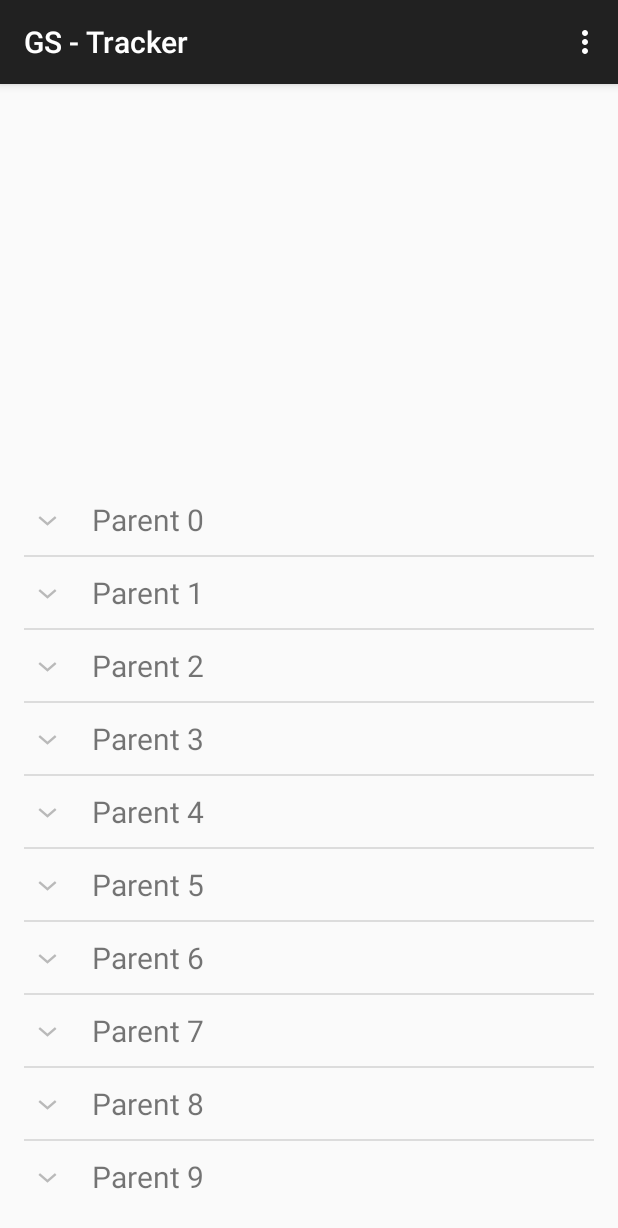
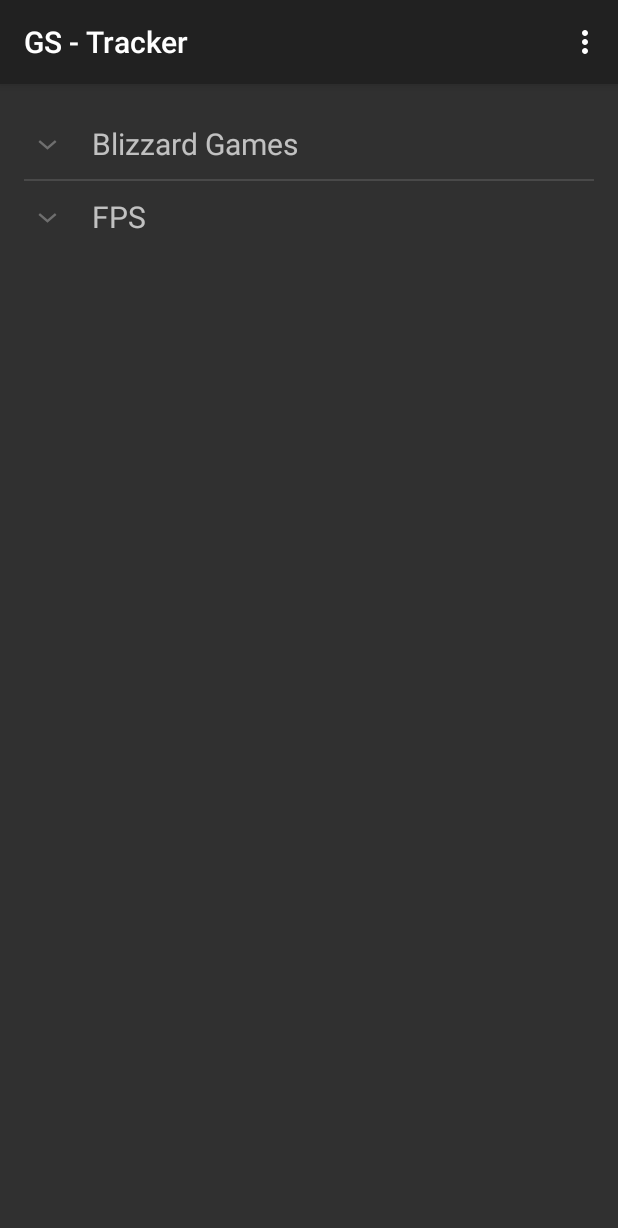
Before and after one commit to ragnarok2947/GS-Tracker-Group-21, an Android app: the screen it shows after launch (MainActivity), on a phone screen of 412 x 824 dp. Shown: the top 1228 px of the screen. Run offline under Robolectric (Android 15) with nearby library versions, the phone set to English and light mode, and no system bars.

Commit message:
Added Theme and initializers for Main Menu

```diff
--- a/Project/Lee/GS-Tracker/app/src/main/AndroidManifest.xml
+++ b/Project/Lee/GS-Tracker/app/src/main/AndroidManifest.xml
@@ -6,7 +6,7 @@
         android:allowBackup="true"
         android:icon="@mipmap/ic_launcher"
         android:label="@string/app_name"
-        android:theme="@style/AppTheme" >
+        android:theme="@style/Theme.AppCompat" >
         <activity
             android:name=".MainActivity"
             android:label="@string/app_name" >
--- /dev/null
+++ b/Project/Lee/GS-Tracker/app/src/main/java/lee/gs_tracker/Initializer.java
@@ -0,0 +1,40 @@
+package lee.gs_tracker;
+import android.support.v7.app.AppCompatActivity;
+import android.os.Bundle;
+import android.view.Menu;
+import android.view.MenuItem;
+import android.widget.ExpandableListView;
+import android.app.Activity;
+import android.app.ExpandableListActivity;
+import java.util.ArrayList;
+
+public class Initializer {
+
+
+    public static Parent initialize_Blizz(){
+        ArrayList<String> Games = new ArrayList<String>();
+
+        Parent BlizzardGames = new Parent();
+        BlizzardGames.setTitle("Blizzard Games");
+        int i;
+
+        Games.add("World of Warcraft");
+        Games.add("Diablo III");
+        Games.add("Starcraft II");
+
+        BlizzardGames.setArrayChildren(Games);
+
+        return BlizzardGames;
+    }
+
+
+
+    public static void initialize_templates(ArrayList<Parent> Parents){
+
+
+
+
+    }
+
+
+}
--- a/Project/Lee/GS-Tracker/app/src/main/java/lee/gs_tracker/MainActivity.java
+++ b/Project/Lee/GS-Tracker/app/src/main/java/lee/gs_tracker/MainActivity.java
@@ -23,8 +23,24 @@ public class MainActivity extends AppCompatActivity {
         ArrayList<Parent> arrayParents = new ArrayList<Parent>();
         ArrayList<String> arrayChildren = new ArrayList<String>();
 
+
+       int i;
+        arrayParents.add(Initializer.initialize_Blizz());
+
+
+        Parent RPG = new Parent();
+        RPG.setTitle("FPS");
+        ArrayList<String> RPGChildren = new ArrayList<>();
+
+        for(i=0;i<3;i++){
+            RPGChildren.add("Template" + (i+1));
+        }
+
+        RPG.setArrayChildren(RPGChildren);
+        arrayParents.add(RPG);
+
         //here we set the parents and the children
-        for (int i = 0; i < 10; i++){
+        /*for (int i = 0; i < 10; i++){
             //for each "i" create a new Parent object to set the title and the children
             Parent parent = new Parent();
             parent.setTitle("Parent " + i);
@@ -37,7 +53,7 @@ public class MainActivity extends AppCompatActivity {
 
             //in this array we add the Parent object. We will use the arrayParents at the setAdapter
             arrayParents.add(parent);
-        }
+        }*/
 
         //sets the adapter that provides data to the list.
         mExpandableList.setAdapter(new MyCustomAdapter(MainActivity.this, arrayParents));
--- a/Project/Lee/GS-Tracker/app/src/main/res/layout/main.xml
+++ b/Project/Lee/GS-Tracker/app/src/main/res/layout/main.xml
@@ -9,9 +9,8 @@
         android:layout_width="wrap_content"
         android:layout_height="wrap_content"
         android:id="@+id/gameStatContent"
-        android:layout_alignParentBottom="true"
+        android:layout_alignParentTop="true"
         android:layout_alignParentLeft="true"
         android:layout_alignParentStart="true"
-        android:transcriptMode="alwaysScroll"
-        android:listSelector="@android:color/transparent"/>
+        android:transcriptMode="alwaysScroll" />
 </RelativeLayout>
```
Also changed, not shown: Project/Lee/GS-Tracker/app/gradle/wrapper/gradle-wrapper.properties (added), 4 other files.
